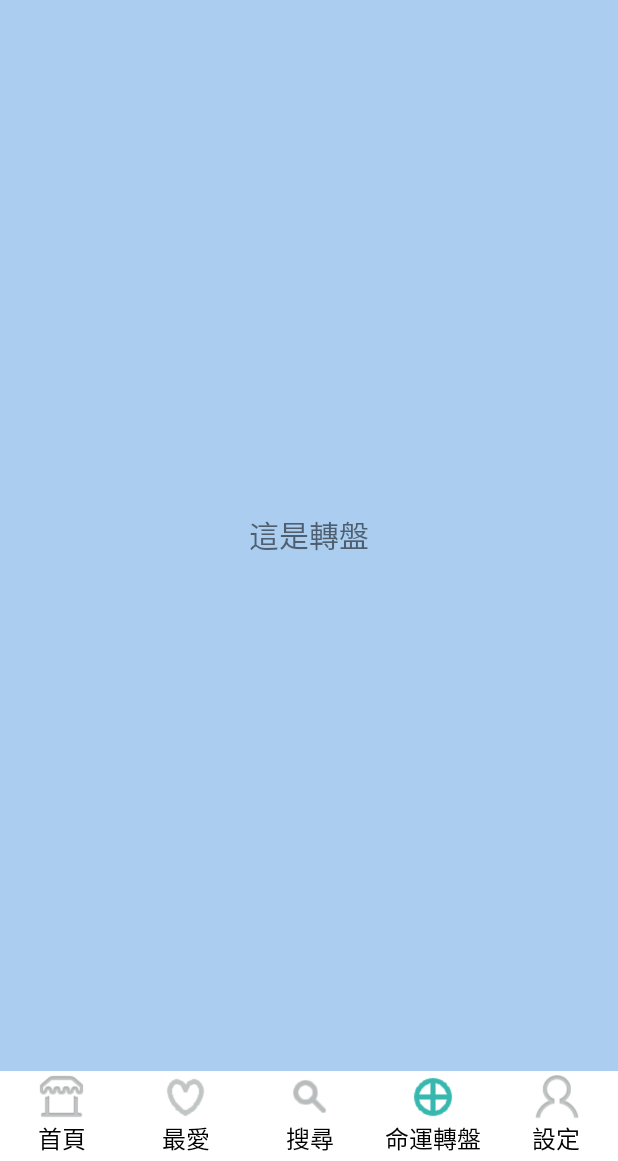
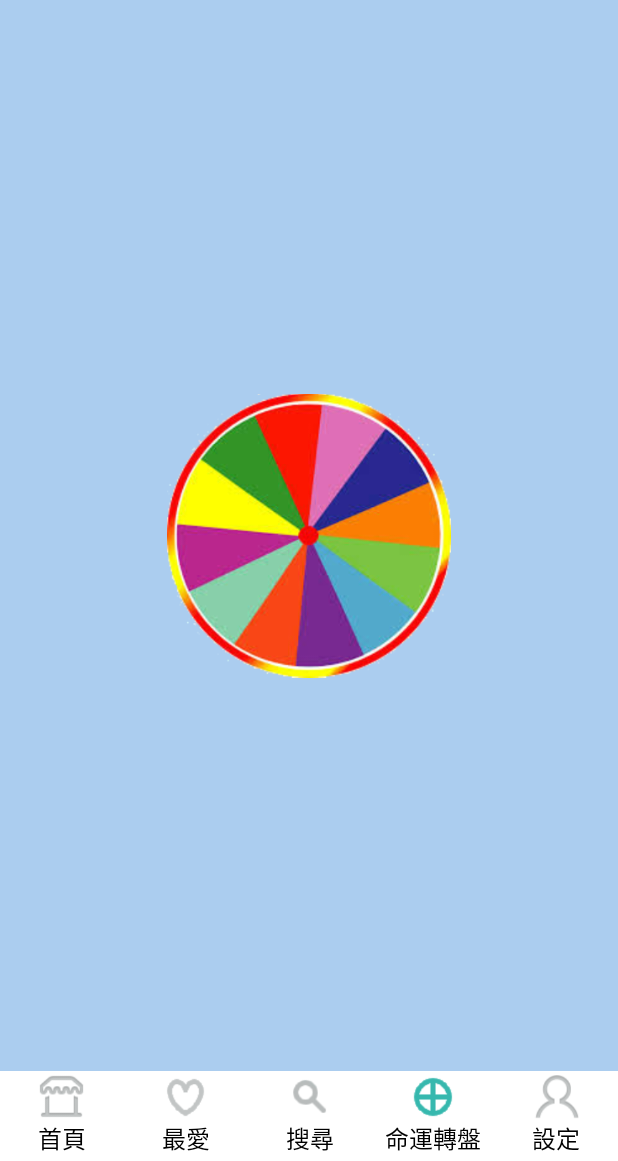
Before and after one commit to LiangWei-Chang/Software_Studio_FinalProject, an Android app: the screen it shows after launch (FragmentTagsActivity), after a tap on "命運轉盤", on a phone screen of 412 x 824 dp, the part 75-1236 px from its top. Run offline under Robolectric (Android 15) with nearby library versions, the phone set to English and light mode, and no system bars.

Commit message:
put wheel image

```diff
--- a/app/src/main/java/com/software/studio/delicacies/fragments/Wheel.java
+++ b/app/src/main/java/com/software/studio/delicacies/fragments/Wheel.java
@@ -5,6 +5,7 @@ import android.support.v4.app.Fragment;
 import android.view.LayoutInflater;
 import android.view.View;
 import android.view.ViewGroup;
+import android.widget.ImageView;
 
 import com.software.studio.delicacies.R;
 
@@ -12,7 +13,9 @@ public class Wheel extends Fragment {
 
     @Override
     public View onCreateView(LayoutInflater inflater, ViewGroup container, Bundle savedInstanceState) {
-
-        return inflater.inflate(R.layout.fragment_wheel, container, false);
+        View view = inflater.inflate(R.layout.fragment_wheel, container, false);
+        ImageView wheel = (ImageView)view.findViewById(R.id.img_wheels);
+        wheel.setImageResource(R.drawable.wheel);
+        return view;
     }
 }
--- a/app/src/main/res/layout/fragment_wheel.xml
+++ b/app/src/main/res/layout/fragment_wheel.xml
@@ -4,14 +4,13 @@
     android:layout_height="match_parent"
     android:gravity="center_vertical"
     android:orientation="vertical"
-    tools:context="com.software.studio.delicacies.fragments.Wheel">
+    tools:context="com.software.studio.delicacies.fragments.Wheel"
+    android:weightSum="1">
 
-    <TextView
-        android:id="@+id/tv_wheel"
-        android:layout_width="match_parent"
-        android:layout_height="100dp"
-        android:gravity="center"
-        android:textSize="20sp"
-        android:text="這是轉盤" />
-
+    <ImageView
+        android:layout_width="189dp"
+        android:layout_height="wrap_content"
+        android:id="@+id/img_wheels"
+        android:layout_gravity="center_horizontal"
+        android:layout_weight="0.37" />
 </LinearLayout>
```
Also changed, not shown: app/src/main/res/drawable/wheel.png (added).
